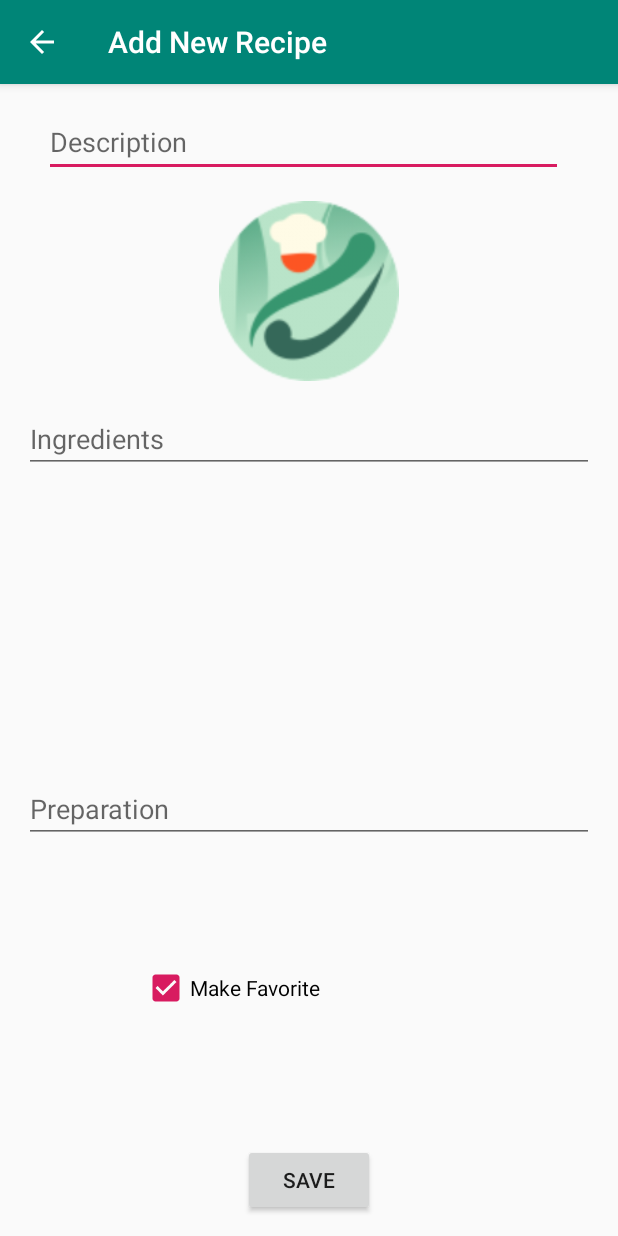
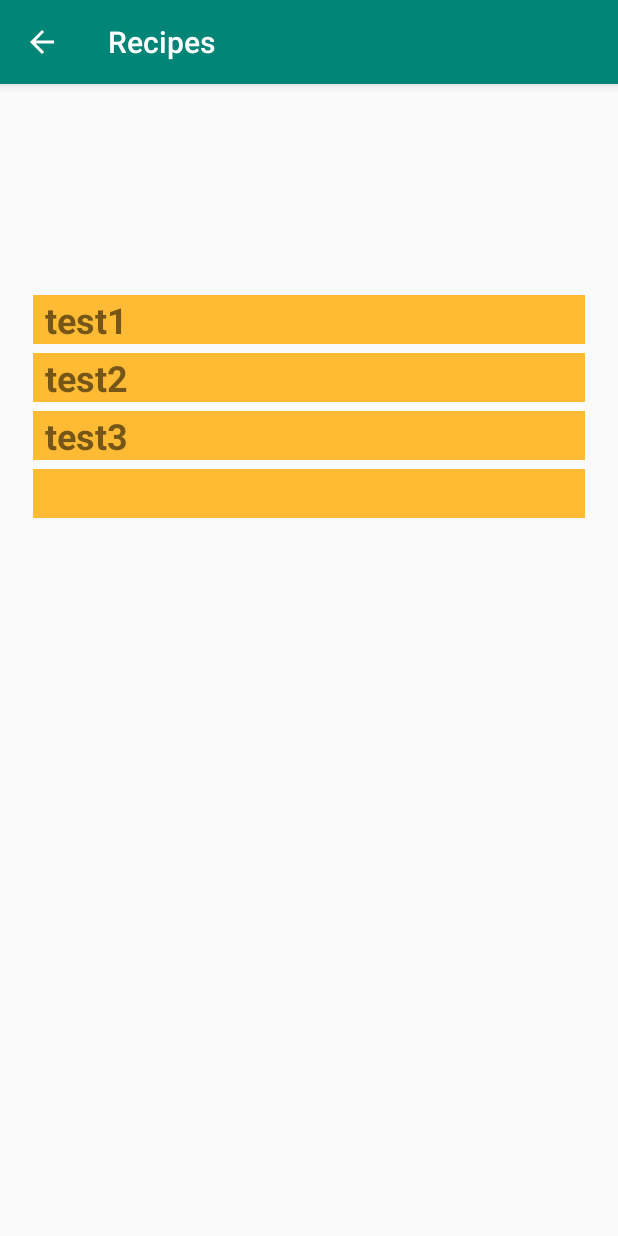
Before and after one commit to Omnaya21/CookApp, an Android app: the AddRecipe screen opened directly, with no data from a screen before it, after a tap on "SAVE", on a phone screen of 412 x 824 dp. Run offline under Robolectric (Android 15) with nearby library versions, the phone set to English and light mode, and no system bars; our stand-ins replace Room's generated code; 2 other taps on this screen came first.

Commit message:
Made recyclerView function without database.

```diff
--- a/app/src/main/java/com/ktchen/cookapp/AddRecipe.java
+++ b/app/src/main/java/com/ktchen/cookapp/AddRecipe.java
@@ -12,6 +12,7 @@ import android.preference.PreferenceManager;
 import android.provider.MediaStore;
 import android.support.v7.app.AppCompatActivity;
 import android.os.Bundle;
+import android.text.TextUtils;
 import android.util.Log;
 import android.view.View;
 import android.widget.CheckBox;
@@ -40,8 +41,8 @@ public class AddRecipe extends AppCompatActivity {
     EditText ingredientsBox;
     EditText directionsBox;
     RecipeBook book = new RecipeBook();
-
-
+    List<Recipe> recipes= new ArrayList<Recipe>();
+    public static final String EXTRA_MESSAGE =  "com.ktchen.cookapp/extra";
     @Override
     protected void onCreate(Bundle savedInstanceState) {
         super.onCreate(savedInstanceState);
@@ -67,17 +68,23 @@ public class AddRecipe extends AppCompatActivity {
     }
 
  public void onSaved(View view) {
-        String title= recipeTitle.getText().toString();
-        Ingredient ingredients= new Ingredient(ingredientsBox.getText().toString());
-        List<Ingredient> list= new ArrayList<Ingredient>();
-        List<String> directions=new ArrayList<String>();
-        list.add(ingredients);
-        String direction= directionsBox.getText().toString();
-        directions.add(direction);
-        Recipe newRecipe= new Recipe(title, list, directions);
-        book.addRecipe(newRecipe);
+            String title = recipeTitle.getText().toString();
+            Ingredient ingredients = new Ingredient(ingredientsBox.getText().toString());
+            List<Ingredient> list = new ArrayList<Ingredient>();
+            List<String> directions = new ArrayList<String>();
+            list.add(ingredients);
+            String direction = directionsBox.getText().toString();
+            directions.add(direction);
+            Recipe newRecipe = new Recipe(title, list, directions);
 
- }
+            book.addRecipe(newRecipe);
+            recipes.addAll(book.getRecipeBook());
+            Intent intent= new Intent(this, RecipesActivity.class);
+            intent.putExtra(EXTRA_MESSAGE, book);
+            startActivity(intent);
+
+        }
+
 
 public void onCheckboxClicked(View view){
     if(favoriteBox.isChecked()) {
--- a/app/src/main/java/com/ktchen/cookapp/Ingredient.java
+++ b/app/src/main/java/com/ktchen/cookapp/Ingredient.java
@@ -1,11 +1,15 @@
 package com.ktchen.cookapp;
 
-public class Ingredient {
+import java.io.Serializable;
+
+public class Ingredient implements Serializable {
     private String name;
     private float quantity;
     private String unit;
 
-    public Ingredient( float quantity, String unit,String name) {
+    public Ingredient( float quantity, String unit,String name)
+
+    {
         this.name = name;
         this.quantity = quantity;
         this.unit = unit;
--- a/app/src/main/java/com/ktchen/cookapp/Recipe.java
+++ b/app/src/main/java/com/ktchen/cookapp/Recipe.java
@@ -7,11 +7,12 @@ import android.media.Image;
 import android.provider.CalendarContract;
 import android.support.annotation.NonNull;
 
+import java.io.Serializable;
 import java.util.ArrayList;
 import java.util.List;
 
 @Entity(tableName= "recipe_table")
-public class Recipe {
+public class Recipe implements Serializable {
     @PrimaryKey
     @NonNull
     private String title;
--- /dev/null
+++ b/app/src/main/java/com/ktchen/cookapp/RecipeAdapter.java
@@ -0,0 +1,54 @@
+package com.ktchen.cookapp;
+
+import android.content.Context;
+import android.support.annotation.NonNull;
+import android.support.v7.widget.RecyclerView;
+import android.view.LayoutInflater;
+import android.view.View;
+import android.view.ViewGroup;
+import android.widget.TextView;
+
+import java.util.ArrayList;
+import java.util.List;
+
+public class RecipeAdapter extends RecyclerView.Adapter<RecipeAdapter.ViewHolder>{
+private List<Recipe> recipes= new ArrayList<Recipe>();
+public RecipeAdapter(RecipeBook book){
+    recipes= book.getRecipeBook();
+}
+
+public class ViewHolder extends RecyclerView.ViewHolder{
+
+        public TextView textView;
+
+        public ViewHolder(View itemView){
+            super(itemView);
+            textView= (TextView) itemView.findViewById(R.id.textView);
+        }
+    }
+
+    @Override
+    public RecipeAdapter.ViewHolder onCreateViewHolder(ViewGroup parent, int viewType){
+        Context context= parent.getContext();
+        LayoutInflater inflater= LayoutInflater.from(context);
+
+        View recipeView= inflater.inflate(R.layout.recyclerview_item,parent, false);
+       ViewHolder viewHolder = new ViewHolder(recipeView);
+       return viewHolder;
+    }
+
+    @Override
+    public void onBindViewHolder(@NonNull RecipeAdapter.ViewHolder viewHolder,int position) {
+        Recipe recipe = recipes.get(position);
+
+        TextView textView= viewHolder.textView;
+        textView.setText(recipe.getTitle());
+    }
+
+
+    @Override
+    public int getItemCount() {
+    return recipes.size();
+    }
+
+}
--- a/app/src/main/java/com/ktchen/cookapp/RecipeBook.java
+++ b/app/src/main/java/com/ktchen/cookapp/RecipeBook.java
@@ -1,9 +1,10 @@
 package com.ktchen.cookapp;
 
+import java.io.Serializable;
 import java.util.ArrayList;
 import java.util.List;
 
-public class RecipeBook {
+public class RecipeBook implements Serializable {
     List<Recipe> recipeBook= new ArrayList<Recipe>();
 
     public void addRecipe (Recipe item) {
--- a/app/src/main/java/com/ktchen/cookapp/RecipesActivity.java
+++ b/app/src/main/java/com/ktchen/cookapp/RecipesActivity.java
@@ -2,25 +2,46 @@ package com.ktchen.cookapp;
 
 import android.arch.lifecycle.Observer;
 import android.arch.lifecycle.ViewModelProviders;
+import android.content.Intent;
 import android.support.annotation.Nullable;
 import android.support.v7.app.AppCompatActivity;
 import android.os.Bundle;
 import android.support.v7.widget.LinearLayoutManager;
 import android.support.v7.widget.RecyclerView;
 import android.util.Log;
+import android.widget.Toast;
 
 import java.util.List;
 
+import static com.ktchen.cookapp.AddRecipe.EXTRA_MESSAGE;
+
 public class RecipesActivity extends AppCompatActivity {
     private List<Recipe> recipes = null;
-    private RecipeViewModel mRecipeViewModel;
+    RecipeBook book= new RecipeBook();
     @Override
     protected void onCreate(Bundle savedInstanceState) {
         super.onCreate(savedInstanceState);
+        Intent intent= getIntent();
+
+        book.addRecipe( new Recipe("test1"));
+        book.addRecipe( new Recipe("test2"));
+        book.addRecipe( new Recipe("test3"));
+        Bundle extras= getIntent().getExtras();
+        if(extras!=null)
+        {
+            RecipeBook newBook= new RecipeBook();
+            newBook= (RecipeBook)extras.getSerializable(EXTRA_MESSAGE);
+            for (int i=0; i< newBook.getRecipeBook().size(); i++)
+            {
+               book.addRecipe(newBook.getRecipeBook().get(i));
+            }
+        }
         setContentView(R.layout.activity_recipes);
         Log.i("ActivityInfo","RecipeActivity created");
         setTitle("Recipes");
-
+        RecyclerView recyclerView= findViewById(R.id.recipe_view);
+        RecipeAdapter adapter =new RecipeAdapter(book);
+        recyclerView.setAdapter(adapter);
+        recyclerView.setLayoutManager(new LinearLayoutManager(this));
+            }
         };
-
-}
--- a/app/src/main/res/layout/activity_recipes.xml
+++ b/app/src/main/res/layout/activity_recipes.xml
@@ -16,16 +16,4 @@
         app:layout_constraintStart_toStartOf="parent"
         app:layout_constraintTop_toTopOf="parent" />
 
-    <android.support.design.widget.FloatingActionButton
-        android:id="@+id/floatingActionButton"
-        android:layout_width="37dp"
-        android:layout_height="wrap_content"
-        android:layout_marginEnd="8dp"
-        android:layout_marginBottom="8dp"
-        android:clickable="true"
-        android:focusable="true"
-        android:src="@drawable/ic_add_black_24dp"
-        app:layout_constraintBottom_toBottomOf="parent"
-        app:layout_constraintEnd_toEndOf="parent"
-        tools:srcCompat="@tools:sample/backgrounds/scenic" />
 </android.support.constraint.ConstraintLayout>
--- a/app/src/main/res/values/strings.xml
+++ b/app/src/main/res/values/strings.xml
@@ -12,4 +12,5 @@
     <string name="hint_preparation">Preparation</string>
     <string name="image_recipe">Recipe Image</string>
     <string name="favorite_check">Make Favorite</string>
+    <string name="empty_not_saved" translatable="false">Word not saved because it is empty.</string>
 </resources>
```
